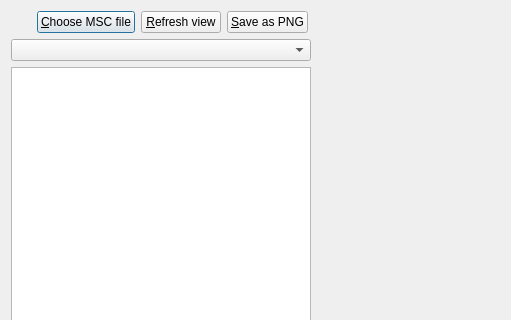
Above: src/libs/libiveditor/endtoend/endtoendview.ui from esa/spacecreator before the change; both pictures show x 0 to 511 and y 0 to 320 of the 924 by 501 pixel window. Below: the same form after it.
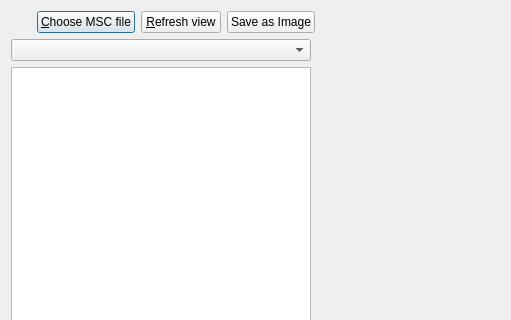
That is the form after the change. Custom widgets are drawn as their Qt base class.

Patch:
```diff
--- a/src/libs/libiveditor/endtoend/endtoendview.ui
+++ b/src/libs/libiveditor/endtoend/endtoendview.ui
@@ -46,7 +46,7 @@
      <item>
       <widget class="QPushButton" name="exportButton">
        <property name="text">
-        <string>&amp;Save as PNG</string>
+        <string>Save as Image</string>
        </property>
       </widget>
      </item>
```
